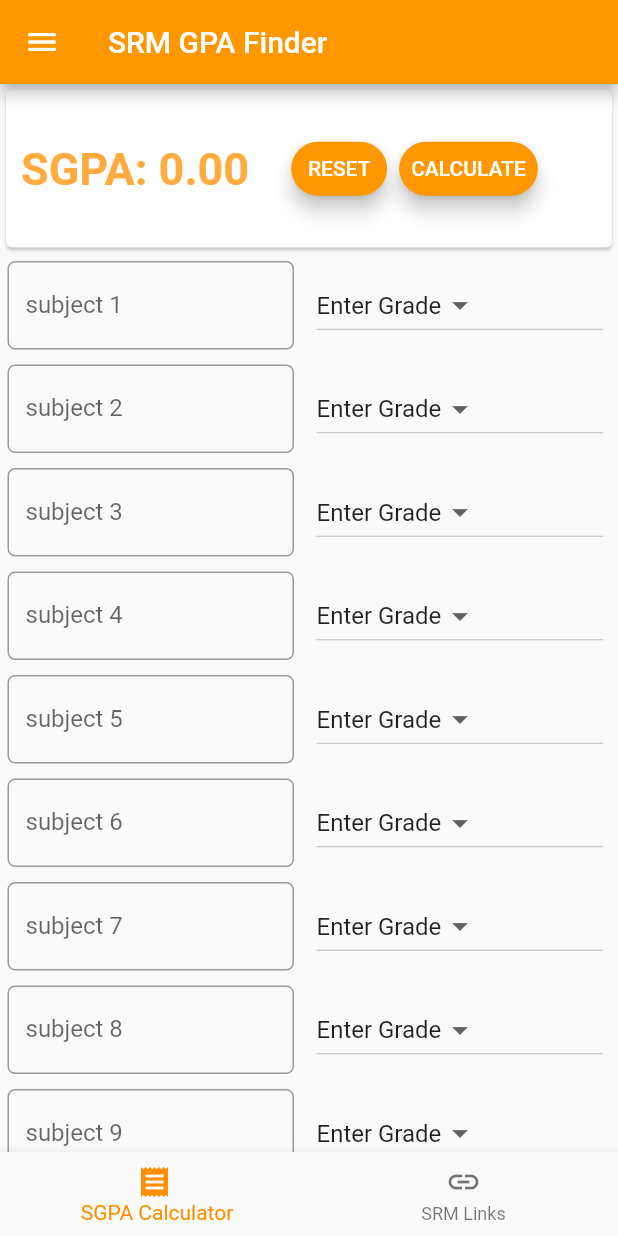
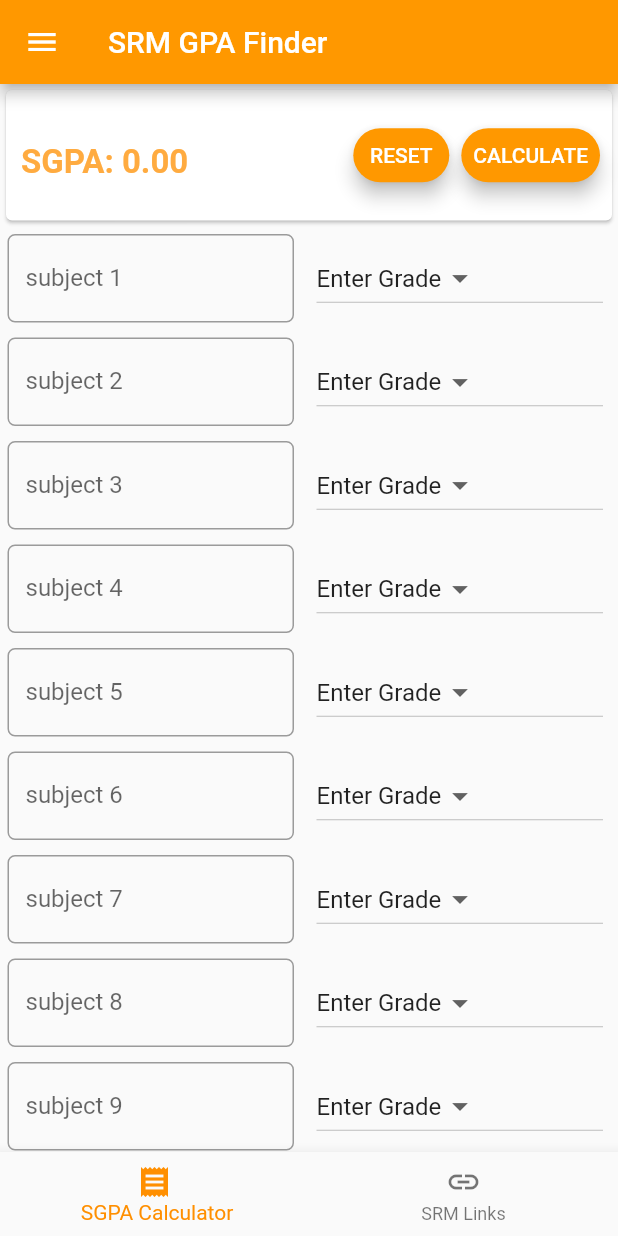
Before and after one commit to himanshusingh335/gpa_finder, a Flutter app: the screen it shows after launch, after a tap on "RESET", on a phone screen of 412 x 824 dp. Run offline on Flutter 3.47's test engine with Material 2 defaults, Android fonts, the phone set to English and light mode, and no system bars.

Commit message:
solved keyboard problem

```diff
--- a/lib/sgpa.dart
+++ b/lib/sgpa.dart
@@ -29,7 +29,8 @@
         Card(
           child: Row(
             children: <Widget>[
-              Padding(
+              Expanded(
+                child: Padding(
                   padding: EdgeInsets.only(
                     top: 35,
                     left: 10,
@@ -37,9 +38,10 @@
                   child: Text(
                     "SGPA: " + result + "\n",
                     style: TextStyle(
-                    fontSize: 30,
+                      fontSize: 22,
                       color: Colors.orangeAccent,
                       fontWeight: FontWeight.bold,
+                    ),
                   ),
                 ),
               ),
@@ -60,6 +62,7 @@
                         onPressed: () {
                           setState(() {
                             reset();
+                            FocusScope.of(context).requestFocus(FocusNode());
                           });
                         }),
                     RaisedButton(
@@ -73,6 +76,7 @@
                         onPressed: () {
                           setState(() {
                             result = calculate();
+                            FocusScope.of(context).requestFocus(FocusNode());
                           });
                         }),
                   ],
@@ -141,6 +145,7 @@
               onChanged: (String newValue) {
                 setState(() {
                   gpa.gradeSelected = newValue;
+                  //FocusScope.of(context).requestFocus(FocusNode());
                 });
               },
               items: <String>[
```
Lines whose indentation alone changed are shown as unchanged.
